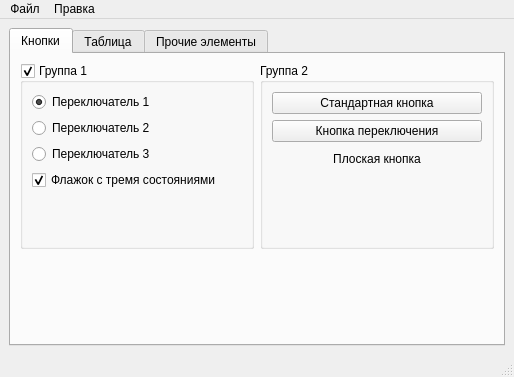
Above: ToolsRuntime/res/ui/StyleTest.ui from Smitt64/RsWorkTools before the change. Below: the same form after it.
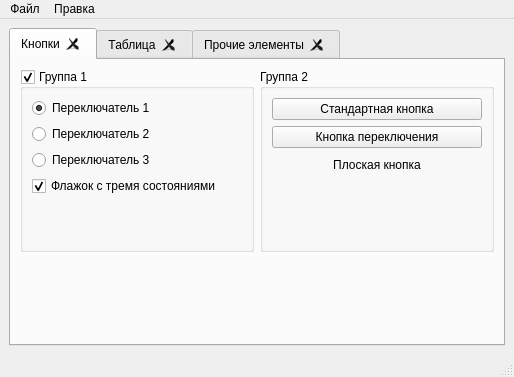
That is the form after the change.

Commit message: Fix modern style

Diff of the .ui file:
```diff
--- a/ToolsRuntime/res/ui/StyleTest.ui
+++ b/ToolsRuntime/res/ui/StyleTest.ui
@@ -20,6 +20,9 @@
       <property name="currentIndex">
        <number>0</number>
       </property>
+      <property name="tabsClosable">
+       <bool>true</bool>
+      </property>
       <widget class="QWidget" name="tab1">
        <attribute name="title">
         <string>Кнопки</string>
```
Left out of the diff: 2 changed lines with no effect on the pictures. The commit also changes 1 other file.
